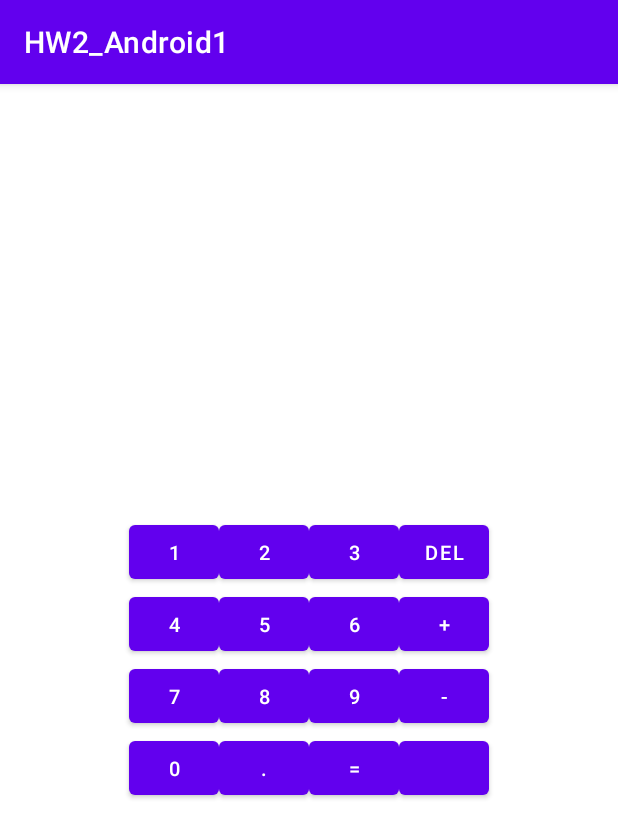
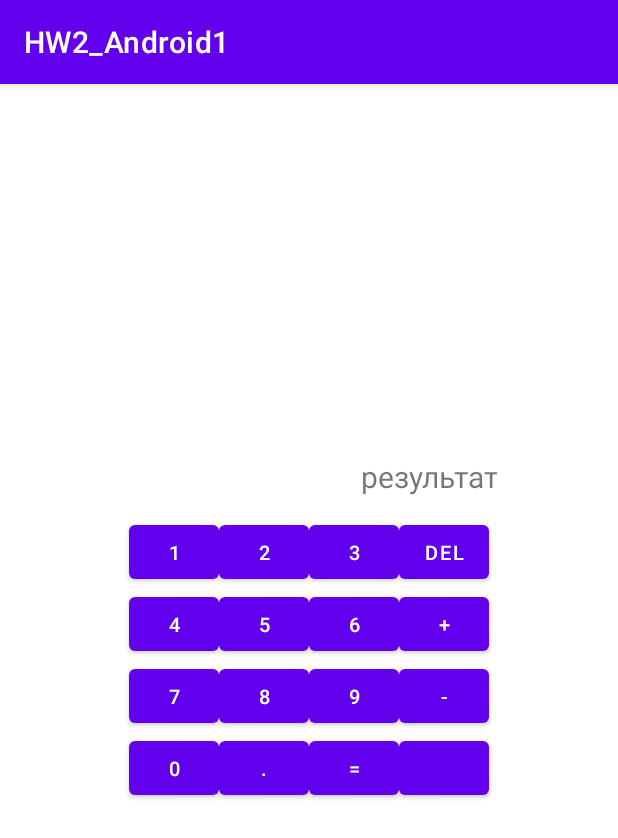
Before and after one commit to SergeKotlin/Android1_Calculator, an Android app: the screen it shows after launch (CalculatorActivity), on a phone screen of 412 x 824 dp. Shown: the top 838 px of the screen. Run offline under Robolectric (Android 15) with nearby library versions, the phone set to English and light mode, and no system bars.

Commit message:
update, redaction layout with added text window (tasks for Home Work 2 from Android1)

```diff
--- a/calculator/src/main/res/layout/activity_calculator.xml
+++ b/calculator/src/main/res/layout/activity_calculator.xml
@@ -5,6 +5,17 @@
     xmlns:tools="http://schemas.android.com/tools"
     android:layout_width="match_parent"
     android:layout_height="match_parent">
+
+    <TextView
+        android:id="@+id/calc_workTextView"
+        android:layout_width="@dimen/size_work_text_view"
+        android:layout_height="40dp"
+        android:text="@string/textWorkView"
+        android:gravity="end"
+        android:textSize="@dimen/sizeTextWorkView"
+        app:layout_constraintBottom_toTopOf="@+id/calc_btn_1"
+        app:layout_constraintEnd_toEndOf="parent"
+        app:layout_constraintStart_toStartOf="parent" />
 
     <Button
         android:id="@+id/calc_btn_1"
@@ -54,7 +65,7 @@
         app:layout_constraintStart_toEndOf="@+id/calc_btn_3"
         app:layout_constraintTop_toTopOf="parent"
         app:layout_constraintHorizontal_chainStyle="packed"
-        app:layout_constraintVertical_chainStyle="packed"/>
+        app:layout_constraintVertical_chainStyle="packed" />
 
     <Button
         android:id="@+id/calc_btn_4"
@@ -67,7 +78,7 @@
         app:layout_constraintStart_toStartOf="parent"
         app:layout_constraintTop_toBottomOf="@id/calc_btn_1"
         app:layout_constraintHorizontal_chainStyle="packed"
-        app:layout_constraintVertical_chainStyle="packed"/>
+        app:layout_constraintVertical_chainStyle="packed" />
     <Button
         android:id="@+id/calc_btn_5"
         android:layout_width="@dimen/size_num_buttons"
@@ -91,7 +102,7 @@
         app:layout_constraintStart_toEndOf="@+id/calc_btn_5"
         app:layout_constraintTop_toBottomOf="@id/calc_btn_3"
         app:layout_constraintHorizontal_chainStyle="packed"
-        app:layout_constraintVertical_chainStyle="packed"/>
+        app:layout_constraintVertical_chainStyle="packed" />
 
     <Button
         android:id="@+id/button_plus"
@@ -104,7 +115,7 @@
         app:layout_constraintStart_toEndOf="@+id/calc_btn_6"
         app:layout_constraintTop_toBottomOf="@id/button_del"
         app:layout_constraintHorizontal_chainStyle="packed"
-        app:layout_constraintVertical_chainStyle="packed"/>
+        app:layout_constraintVertical_chainStyle="packed" />
 
     <Button
         android:id="@+id/calc_btn_7"
@@ -117,7 +128,7 @@
         app:layout_constraintStart_toStartOf="parent"
         app:layout_constraintTop_toBottomOf="@id/calc_btn_4"
         app:layout_constraintHorizontal_chainStyle="packed"
-        app:layout_constraintVertical_chainStyle="packed"/>
+        app:layout_constraintVertical_chainStyle="packed" />
     <Button
         android:id="@+id/calc_btn_8"
         android:layout_width="@dimen/size_num_buttons"
@@ -129,7 +140,7 @@
         app:layout_constraintStart_toEndOf="@id/calc_btn_7"
         app:layout_constraintTop_toBottomOf="@+id/calc_btn_5"
         app:layout_constraintHorizontal_chainStyle="packed"
-        app:layout_constraintVertical_chainStyle="packed"/>
+        app:layout_constraintVertical_chainStyle="packed" />
     <Button
         android:id="@+id/calc_btn_9"
         android:layout_width="@dimen/size_num_buttons"
@@ -141,8 +152,7 @@
         app:layout_constraintStart_toEndOf="@+id/calc_btn_8"
         app:layout_constraintTop_toBottomOf="@id/calc_btn_6"
         app:layout_constraintHorizontal_chainStyle="packed"
-        app:layout_constraintVertical_chainStyle="packed"/>
-
+        app:layout_constraintVertical_chainStyle="packed" />
 
     <Button
         android:id="@+id/button_minus"
@@ -155,7 +165,7 @@
         app:layout_constraintStart_toEndOf="@+id/calc_btn_9"
         app:layout_constraintTop_toBottomOf="@id/button_plus"
         app:layout_constraintHorizontal_chainStyle="packed"
-        app:layout_constraintVertical_chainStyle="packed"/>
+        app:layout_constraintVertical_chainStyle="packed" />
 
     <Button
         android:id="@+id/calc_btn_0"
--- a/calculator/src/main/res/values/dimens.xml
+++ b/calculator/src/main/res/values/dimens.xml
@@ -4,4 +4,6 @@
     <dimen name="button_text">13sp</dimen>
     <dimen name="size_num_buttons">60dp</dimen>
     <dimen name="size_spec_buttons">70dp</dimen>
+    <dimen name="size_work_text_view">250dp</dimen>
+    <dimen name="sizeTextWorkView">20sp</dimen>
 </resources>
--- a/calculator/src/main/res/values/strings.xml
+++ b/calculator/src/main/res/values/strings.xml
@@ -40,4 +40,5 @@
     <string name="_del">del</string>
     <string name="_plus">+</string>
     <string name="_minus">-</string>
+    <string name="textWorkView">результат</string>
 </resources>
```
